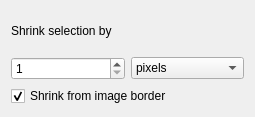
Old version of the form krita/plugins/extensions/modify_selection/wdg_shrink_selection.ui in the repository KDE/krita.
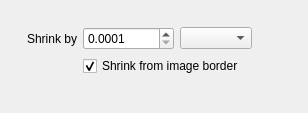
New version of the form.

Commit message:
Rework modify selection dialogs.
Add all supported units by KoUnit to border, feather, grow and shrink
selection dialogs.
Fix the layout of the dialogs.

Thanks to Boudewijn Rempt for review.
Thanks to Sven Langkamp for his help.

The edit to the form file:
```diff
--- a/krita/plugins/extensions/modify_selection/wdg_shrink_selection.ui
+++ b/krita/plugins/extensions/modify_selection/wdg_shrink_selection.ui
@@ -3,51 +3,128 @@
   <comment></comment>
   <exportmacro></exportmacro>
   <class>WdgShrinkSelection</class>
-  <widget class="QWidget" name="WdgShrinkSelection" >
-    <property name="geometry" >
+ <widget class="QWidget" name="WdgShrinkSelection">
+  <property name="geometry">
       <rect>
         <x>0</x>
         <y>0</y>
-        <width>255</width>
-        <height>117</height>
-      </rect>
-    </property>
-    <layout class="QGridLayout" >
-      <item rowspan="1" row="0" column="0" colspan="2" >
-        <widget class="QLabel" name="textLabel1" >
-          <property name="text" >
-            <string>Shrink selection by</string>
-          </property>
-        </widget>
-      </item>
-      <item row="1" column="0" >
-        <widget class="QSpinBox" name="radiusSpinBox" >
-          <property name="maximum" >
-            <number>10000</number>
-          </property>
-          <property name="minimum" >
+    <width>308</width>
+    <height>113</height>
+   </rect>
+  </property>
+  <layout class="QGridLayout">
+   <item row="1" column="3">
+    <widget class="QComboBox" name="cmbUnit"/>
+   </item>
+   <item row="0" column="1">
+    <spacer name="verticalSpacer">
+     <property name="orientation">
+      <enum>Qt::Vertical</enum>
+     </property>
+     <property name="sizeType">
+      <enum>QSizePolicy::Fixed</enum>
+     </property>
+     <property name="sizeHint" stdset="0">
+      <size>
+       <width>20</width>
+       <height>16</height>
+      </size>
+     </property>
+    </spacer>
+   </item>
+   <item row="1" column="2">
+    <widget class="QSpinBox" name="spbShrinkValue">
+     <property name="minimum">
             <number>1</number>
           </property>
-          <property name="value" >
+     <property name="maximum">
+      <number>100000</number>
+     </property>
+     <property name="value">
             <number>1</number>
           </property>
         </widget>
       </item>
-      <item row="1" column="1" >
-        <widget class="QComboBox" name="comboBox1" >
-          <item>
-            <property name="text" >
-              <string>pixels</string>
-            </property>
-          </item>
-        </widget>
-      </item>
-      <item rowspan="1" row="2" column="0" colspan="2" >
-        <widget class="QCheckBox" name="shrinkFromImageBorderCheckBox" >
-          <property name="text" >
+   <item row="1" column="2">
+    <widget class="QDoubleSpinBox" name="spbShrinkValueDouble">
+     <property name="decimals">
+      <number>4</number>
+     </property>
+     <property name="minimum">
+      <double>0.000100000000000</double>
+     </property>
+     <property name="maximum">
+      <double>10000.000000000000000</double>
+     </property>
+     <property name="singleStep">
+      <double>0.100000000000000</double>
+     </property>
+    </widget>
+   </item>
+   <item row="1" column="1">
+    <widget class="QLabel" name="textLabel1">
+     <property name="text">
+      <string>Shrink by</string>
+     </property>
+     <property name="alignment">
+      <set>Qt::AlignRight|Qt::AlignTrailing|Qt::AlignVCenter</set>
+     </property>
+    </widget>
+   </item>
+   <item row="1" column="0">
+    <spacer name="horizontalSpacer">
+     <property name="orientation">
+      <enum>Qt::Horizontal</enum>
+     </property>
+     <property name="sizeType">
+      <enum>QSizePolicy::Fixed</enum>
+     </property>
+     <property name="sizeHint" stdset="0">
+      <size>
+       <width>16</width>
+       <height>20</height>
+      </size>
+     </property>
+    </spacer>
+   </item>
+   <item row="3" column="1">
+    <spacer name="verticalSpacer_2">
+     <property name="orientation">
+      <enum>Qt::Vertical</enum>
+     </property>
+     <property name="sizeType">
+      <enum>QSizePolicy::MinimumExpanding</enum>
+     </property>
+     <property name="sizeHint" stdset="0">
+      <size>
+       <width>20</width>
+       <height>16</height>
+      </size>
+     </property>
+    </spacer>
+   </item>
+   <item row="1" column="4">
+    <spacer name="horizontalSpacer_2">
+     <property name="orientation">
+      <enum>Qt::Horizontal</enum>
+     </property>
+     <property name="sizeType">
+      <enum>QSizePolicy::MinimumExpanding</enum>
+     </property>
+     <property name="sizeHint" stdset="0">
+      <size>
+       <width>16</width>
+       <height>20</height>
+      </size>
+     </property>
+    </spacer>
+   </item>
+   <item row="2" column="2" colspan="3">
+    <widget class="QCheckBox" name="ckbShrinkFromImageBorder">
+     <property name="text">
             <string>Shrink from image border</string>
           </property>
-          <property name="checked" >
+     <property name="checked">
             <bool>true</bool>
           </property>
         </widget>
```
Left out of the diff: 15 changed lines with no effect on the pictures. Lines whose indentation alone changed are shown as unchanged. The commit also changes 12 other files.
